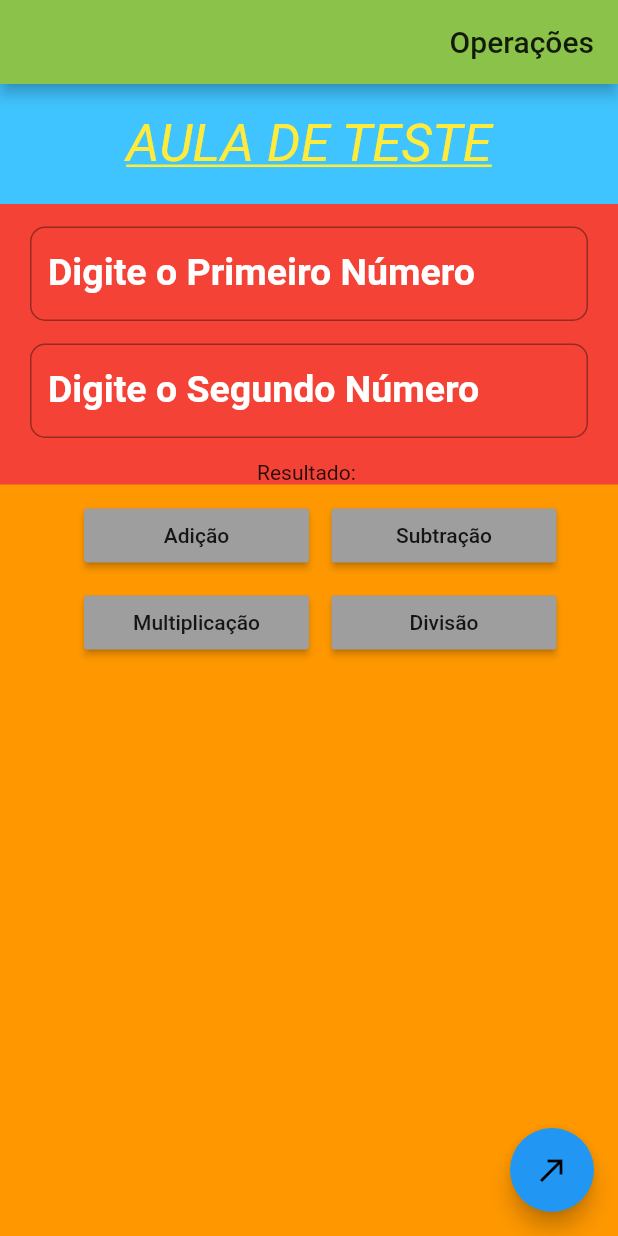
After one commit to Felipe478/AulasDesenvolvimentoMobile, a Flutter app: the MyHomePage screen opened directly, on a phone screen of 412 x 824 dp. The commit adds this screen. Run offline on Flutter 3.47's test engine with Material 2 defaults, Android fonts, the phone set to English and light mode, and no system bars; Roboto replaces fonts that are missing (Times New Roman).

Commit message:
Operações

```diff
--- /dev/null
+++ b/operacoes/operacoes/lib/main.dart
@@ -0,0 +1,23 @@
+import 'package:flutter/material.dart';
+
+import'pagina_operacao.dart';
+
+void main() {
+  runApp(MyApp());
+}
+
+class MyApp extends StatelessWidget {
+  // This widget is the root of your application.
+  @override
+  Widget build(BuildContext context) {
+    return MaterialApp(
+      debugShowCheckedModeBanner: false,
+      title: 'Flutter Demo',
+      theme: ThemeData(
+        primarySwatch: Colors.blue,
+        visualDensity: VisualDensity.adaptivePlatformDensity,
+      ),
+      home: MyHomePage(),
+          );
+        }
+      }
--- /dev/null
+++ b/operacoes/operacoes/lib/pagina_operacao.dart
@@ -0,0 +1,203 @@
+import 'package:flutter/material.dart';
+
+      class MyHomePage extends StatefulWidget {
+        @override
+        _MyHomePageState createState() => _MyHomePageState();
+      }
+
+      class _MyHomePageState extends State<MyHomePage> {
+
+        TextEditingController _primeiro_valor = TextEditingController();
+        TextEditingController _segundo_valor = TextEditingController();
+        var resultado;
+
+        @override
+        void initState() {
+        super.initState();
+        resultado = 'Resultado: ';
+        }
+
+        @override
+        Widget build(BuildContext context) {
+          return Scaffold(
+
+            appBar: AppBar(
+              title: Container(
+                alignment: Alignment.centerRight,
+                child: Text('Operações',),
+                ),
+              //centerTitle: true,
+            ),
+
+          body: SingleChildScrollView(
+            child:pagina()
+          ),
+
+          floatingActionButton: FloatingActionButton(
+          backgroundColor: Colors.blue,
+          child: Icon(Icons.call_made),
+          onPressed: () {
+              }
+          ),
+          );
+
+        }
+
+         Container pagina() {
+            return Container (
+            width: MediaQuery.of(context).size.width,
+            height: MediaQuery.of(context).size.height,
+            color: Colors.orange,
+            child: Column(
+              children: <Widget>[
+                Container(
+                alignment: Alignment.center,
+                color: Colors.lightBlueAccent,
+                width: MediaQuery.of(context).size.width,
+                height: 80.0,
+
+                child: Text("AULA DE TESTE",
+                style: TextStyle(fontSize: 35.0,
+                 fontStyle: FontStyle.italic,
+                 color: Colors.yellow,
+                 decoration: TextDecoration.underline,
+                 fontFamily: 'Times New Roman',
+                )
+                 ),
+                ),
+
+                Container(
+                  color: Colors.red,
+                  padding: EdgeInsets.only(left: 20.0, right: 20.0),
+                  child: Column (
+                    children: <Widget>[
+
+                      Divider(
+                        height: 15.0,
+                        color: Colors.transparent,
+                      ),
+
+                      TextField(
+                        style: TextStyle(fontWeight: FontWeight.bold, fontSize: 20.0),
+                        controller: _primeiro_valor,
+                        textAlign: TextAlign.center,
+                        keyboardType: TextInputType.number,
+                        decoration: InputDecoration(
+                          labelText: 'Digite o Primeiro Número',
+                          labelStyle: TextStyle(fontSize: 25.0, color: Colors.white),
+                          border: OutlineInputBorder(
+                            borderRadius: BorderRadius.all(Radius.circular(10.0))
+                          )
+                        ),
+                      ),
+
+                    Divider(
+                      height: 15.0,
+                      color: Colors.transparent,
+                    ),
+
+                    TextField(
+                        controller: _segundo_valor,
+                        style: TextStyle(fontSize: 20.0, fontWeight: FontWeight.bold),
+                        textAlign: TextAlign.center,
+                        keyboardType: TextInputType.number,
+                        decoration: InputDecoration(
+                          labelText: 'Digite o Segundo Número',
+                          labelStyle: TextStyle(fontSize: 25.0, color: Colors.white),
+                          border: OutlineInputBorder(
+                            borderRadius: BorderRadius.all(Radius.circular(10.0))
+                          )
+                        ),
+                      ),
+
+                      Divider(
+                      height: 15.0,
+                      color: Colors.transparent,
+                    ),
+
+                      Text(resultado)
+                    ],
+                  )
+
+                ),
+
+                   Padding(padding: EdgeInsets.only(top: 10.0, bottom: 10.0),
+                   child:
+                   Row(
+                  mainAxisAlignment: MainAxisAlignment.center,
+                  children: <Widget>[
+                    Padding(
+                    padding: EdgeInsets.only(left: 15.0, right: 15.0),
+                    child:
+                    ButtonTheme(
+                      minWidth: 150.0,
+                      child: RaisedButton(
+                  color: Colors.grey,
+                  child: Text('Adição'),
+                  onPressed: (){
+                    setState(() {
+                      resultado = int.parse(_primeiro_valor.text) + int.parse(_segundo_valor.text);
+                      resultado = 'O resultado da Soma é: $resultado';
+                    }
+                    );
+                }
+                ),
+                    ),
+                    ),
+
+                    ButtonTheme(minWidth: 150.0,
+                    child: RaisedButton(
+                  color: Colors.grey,
+                  child: Text('Subtração'),
+                  onPressed: (){
+                   setState(() {
+                     resultado = int.parse(_primeiro_valor.text) - int.parse(_segundo_valor.text);
+                      resultado = 'O resultado da Subtração é: $resultado';
+                    });
+                }
+                ),
+                ),
+                  ],
+                ),
+                ),
+
+
+                    Row(
+                    mainAxisAlignment: MainAxisAlignment.center,
+                    children: <Widget>[
+                      Padding(padding: EdgeInsets.only(left: 15.0, right: 15.0),
+                      child:
+                      ButtonTheme(
+                    minWidth: 150.0,
+
+                    child: RaisedButton(
+                    color: Colors.grey,
+                    child: Text('Multiplicação'),
+                    onPressed: (){
+                    setState(() {
+                      resultado = int.parse(_primeiro_valor.text) * int.parse(_segundo_valor.text);
+                      resultado = 'O resultado da Multiplicação é: $resultado';
+                    });
+                }
+                ),
+                  ),
+                      ),
+                ButtonTheme(
+                  minWidth: 150.0,
+                child: RaisedButton(
+                  color: Colors.grey,
+                  child: Text('Divisão'),
+                  onPressed: (){
+                    setState(() {
+                      resultado = int.parse(_primeiro_valor.text) / int.parse(_segundo_valor.text);
+                      resultado = 'O resultado da Divisão é: $resultado';
+                    });
+                }
+                ),
+                ),
+                  ]),
+                  ],
+                    ),
+                );
+          }
+      }
--- a/projeto_padrao/lib/home_page.dart
+++ b/projeto_padrao/lib/home_page.dart
@@ -27,7 +27,7 @@
         width: 200,
         height: 200,
         color: Colors.white,
-        child: Center (child: Text("América")
+        child: Center (child: Text("Inter")
         ),
       ),
 
```
Also changed, not shown: operacoes/operacoes/pubspec.yaml (added, +76 -0 lines), operacoes/operacoes/pubspec.lock (added), 59 other files.
